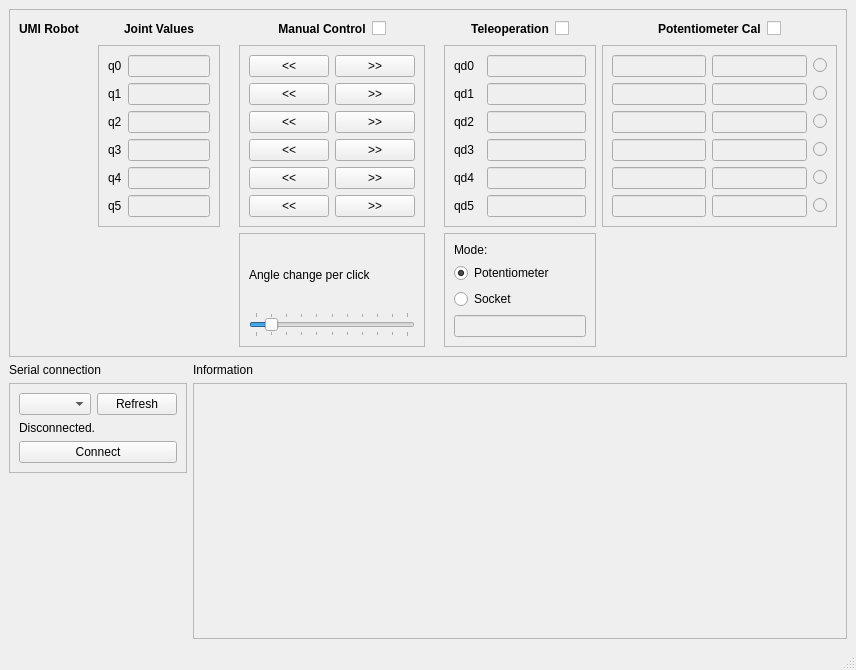
Before: the Qt Designer form umirobot/gui/umirobot_main_window.ui in mmmarinho/umirobot-py, drawn with Qt 5.
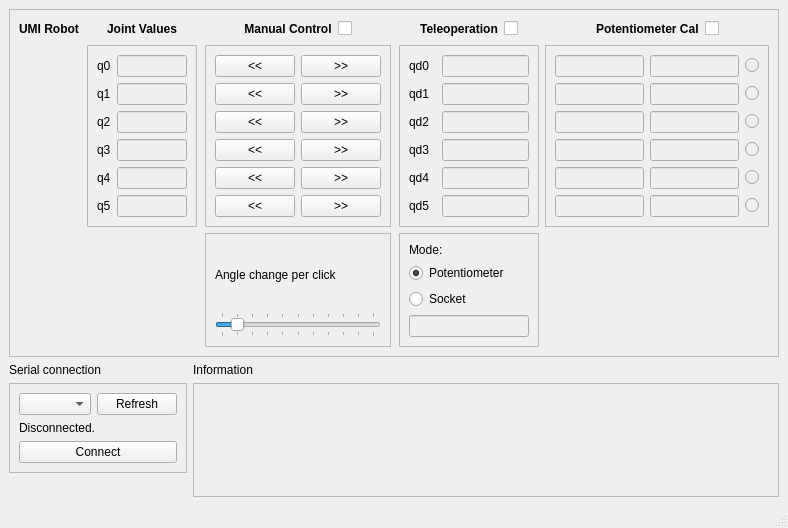
After: the same form once the commit is applied. Icons and pictures are not drawn.

Commit message: Updating serial port listing for better osx support.

```diff
--- a/umirobot/gui/umirobot_main_window.ui
+++ b/umirobot/gui/umirobot_main_window.ui
@@ -6,8 +6,8 @@
    <rect>
     <x>0</x>
     <y>0</y>
-    <width>856</width>
-    <height>670</height>
+    <width>788</width>
+    <height>528</height>
    </rect>
   </property>
   <property name="windowTitle">
```
Left out of the diff: 4 changed lines with no effect on the pictures. The commit also changes 2 other files.
